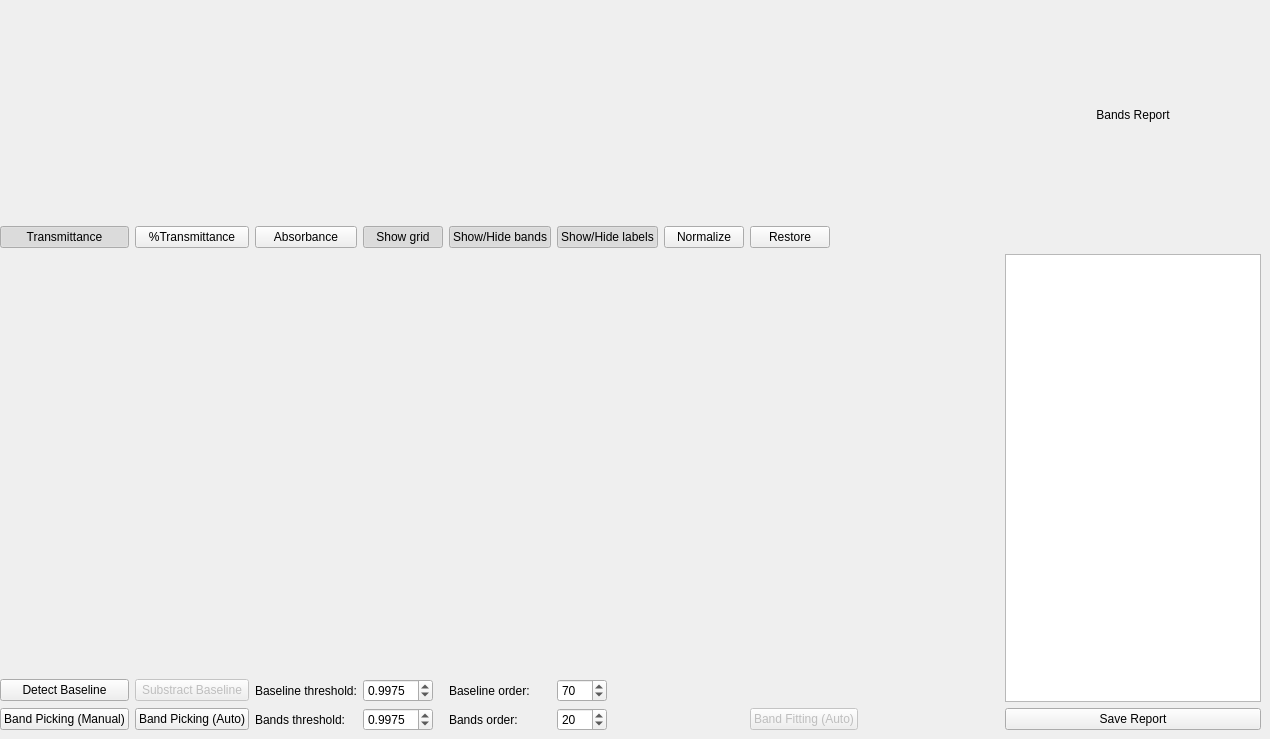
Qt form Views/uiIRPlotter.ui (samuelvp360/SVP360CalculationController) before a commit.
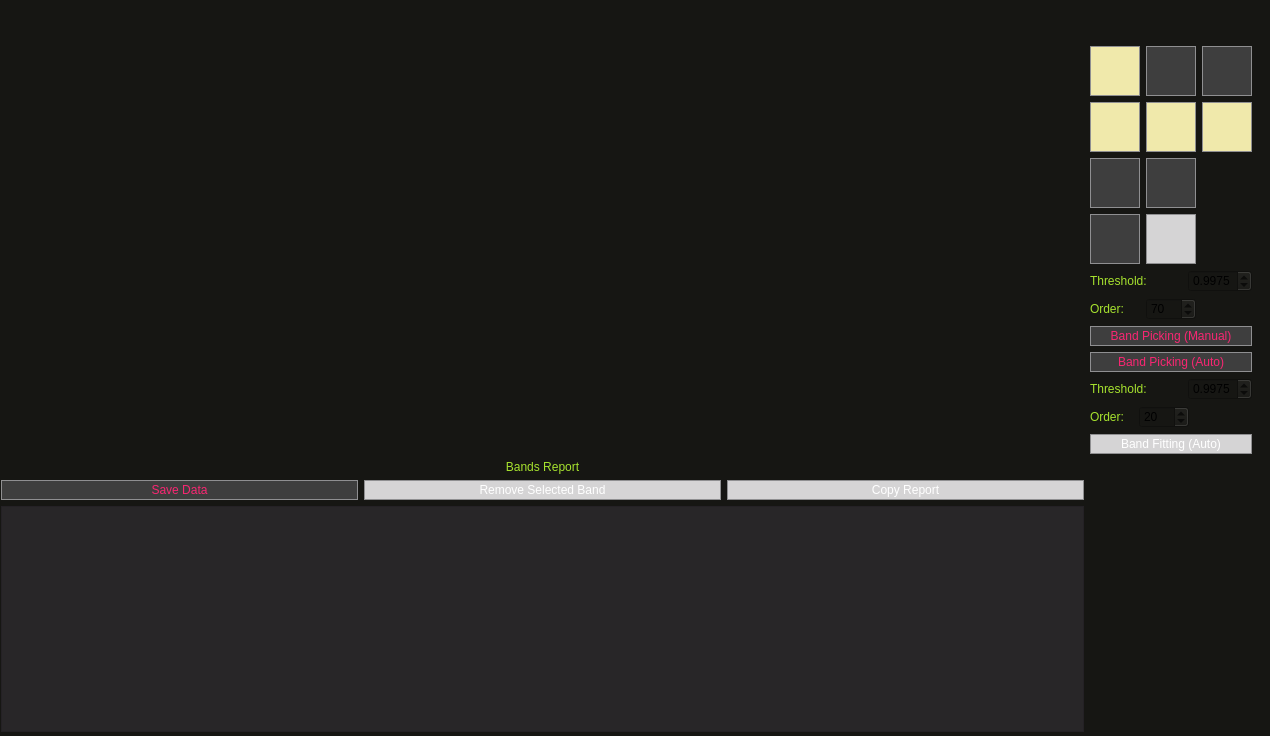
The same form after that commit.

```diff
--- a/Views/uiIRPlotter.ui
+++ b/Views/uiIRPlotter.ui
@@ -10,203 +10,263 @@
     <x>0</x>
     <y>0</y>
     <width>1270</width>
-    <height>739</height>
+    <height>736</height>
    </rect>
   </property>
   <property name="windowTitle">
    <string>IR Spectrum Processor</string>
   </property>
+  <property name="styleSheet">
+   <string notr="true">/*QMainWindow */
+QMainWindow {
+	background-color: #272822;
+}
+
+/*QWidget */
+QWidget {
+	background-color: #161613;
+}
+
+/*QMenu*/
+QMenu {
+	color: #ffffff;
+	margin: 2px;
+}
+QMenu::item {
+	background-color: #3e3e3e;
+}
+QMenu::item:selected {
+	background-color: rgba(255, 255, 255, 100);
+}
+QMenu::separator {
+	background-color: #ffffff;
+	height: 1px;
+	margin-left: 10px;
+	margin-right: 5px;
+}
+
+/*QMenuBar*/
+QMenuBar {
+	color: #ffffff;
+	spacing: 3px; /* spacing between menu bar items */
+	padding: 3px;
+}
+QMenuBar::item {
+	padding: 1px 4px;
+	background-color: #3e3e3e;
+}
+QMenuBar::item:hover {
+	background: rgba(255, 255, 255, 50);
+} 
+
+
+/*QToolBar*/
+QToolBar {
+	spacing: 3px;
+}
+
+/*QToolButton*/
+QToolButton {
+	color: #ffffff;
+	padding: 6px;
+}
+QToolButton:hover {
+	color: rgba(255, 255, 255, 50);
+}
+QToolButton:disabled {
+	background-color: #d5d4d5;
+	color: #ffffff;
+}
+
+/*QScrollArea */
+QScrollArea {
+	background-color: #3e3e3e
+}
+
+/*QLabel */
+QLabel {
+	color: #A6E22E;
+}
+
+ /*QGroupBox */
+QGroupBox {
+	margin-top: 2.5ex; /* leave space at the top for the title */
+}
+QGroupBox::title {
+	subcontrol-origin: margin;
+	subcontrol-position: top center; /* position at the top center */
+	color: #8f8f91;
+ }
+
+/*QPushButton*/
+QPushButton {
+	background-color: #3e3e3e;
+	color: #F92672;
+	border: 1px solid #8f8f91;
+	padding: 2px;
+}
+QPushButton:hover {
+	background-color: #E6DB74;
+	color: #F92672;
+}
+QPushButton:disabled {
+	background-color: #d5d4d5;
+	color: #ffffff;
+}
+QPushButton:checked {
+	background-color: #f0e9ab;
+	color: #F92672;
+}
+
+ /*QListView */
+QListView, QTableView {
+	color: #66D9EF;
+	background-color: rgba(45, 42, 46, 200);
+	alternate-background-color: #2d3336;
+	show-decoration-selected: 1; /* make the selection span the entire width of the view */
+}
+QListView::item:alternate, QTableView::item:alternate {
+	background-color: rgba(255, 255, 255, 30);
+}
+
+QListView::item:selected, QTableView::item:selected {
+	background: rgba(255, 255, 255, 50);
+}
+QListView::item:selected:!active, QTableView::item:selected:!active {
+	color: #fd971f;
+}
+QListView::item:selected:active, QTableView::item:selected:active {
+	color: #f92672;
+}
+QListView::item:hover, QTableView::item:hover {
+      background: rgba(255, 255, 255, 30);
+}
+
+ /*QLineEdit */
+QLineEdit {
+	background-color: rgba(255, 255, 255, 50);
+	padding: 3px;
+	color: #ffffff;
+}
+QLineEdit::focus {
+	border: 1px solid #8f8f91;
+}
+
+/*QScrollBar*/
+QScrollBar {
+	background: rgba(0, 0, 0, 0);
+	height: 10px;
+}
+QScrollBar::handle:active {
+	background: rgba(255, 255, 255, 50);
+}
+QScrollBar::handle:!active {
+	background: rgba(0, 0, 0, 0);
+}
+QScrollBar::handle:pressed {
+	background: rgba(255, 255, 255, 80);
+}
+QScrollBar::right-arrow, QScrollBar::left-arrow {
+      border: none;
+      background: none;
+      color: none;
+}
+QScrollBar::add-line {
+      border: none;
+      background: none;
+}
+QScrollBar::sub-line {
+      border: none;
+      background: none;
+}
+
+/*QStatusBar*/
+QStatusBar {
+	color: #8f8f91;
+	border-top: #8f8f91;
+}
+
+/*QToolTip*/
+QToolTip {
+	background-color: #000000;
+	color: #ffffff;
+	border: 1px solid #ffffff;
+	padding: 3px;
+}</string>
+  </property>
   <widget class="QWidget" name="layoutWidget">
    <property name="geometry">
     <rect>
-     <x>0</x>
-     <y>10</y>
-     <width>1261</width>
+     <x>1</x>
+     <y>11</y>
+     <width>1251</width>
      <height>721</height>
     </rect>
    </property>
-   <layout class="QGridLayout" name="gridLayout">
-    <item row="1" column="3">
-     <widget class="QPushButton" name="uiShowGridButton">
-      <property name="text">
-       <string>Show grid</string>
-      </property>
-      <property name="checkable">
-       <bool>true</bool>
-      </property>
-      <property name="checked">
-       <bool>true</bool>
-      </property>
-     </widget>
-    </item>
-    <item row="5" column="5">
-     <widget class="QSpinBox" name="uiOrderBandsSpinBox">
-      <property name="maximumSize">
+   <layout class="QGridLayout" name="gridLayout_4" rowminimumheight="35,0,0,0,0,0,0" columnminimumwidth="1050,0">
+    <item row="2" column="1">
+     <layout class="QGridLayout" name="gridLayout_2">
+      <item row="0" column="0">
+       <widget class="QPushButton" name="uiDetectBaselineButton">
+        <property name="sizePolicy">
+         <sizepolicy hsizetype="Fixed" vsizetype="Fixed">
+          <horstretch>0</horstretch>
+          <verstretch>0</verstretch>
+         </sizepolicy>
+        </property>
+        <property name="minimumSize">
        <size>
         <width>50</width>
-        <height>16777215</height>
-       </size>
-      </property>
-      <property name="minimum">
-       <number>1</number>
-      </property>
-      <property name="value">
-       <number>20</number>
-      </property>
-     </widget>
-    </item>
-    <item row="5" column="0">
-     <widget class="QPushButton" name="uiBandManualButton">
-      <property name="text">
-       <string>Band Picking (Manual)</string>
-      </property>
-      <property name="checkable">
-       <bool>true</bool>
-      </property>
-     </widget>
-    </item>
-    <item row="5" column="9">
-     <spacer name="horizontalSpacer_3">
-      <property name="orientation">
-       <enum>Qt::Horizontal</enum>
-      </property>
-      <property name="sizeHint" stdset="0">
-       <size>
-        <width>40</width>
-        <height>20</height>
-       </size>
-      </property>
-     </spacer>
-    </item>
-    <item row="0" column="10">
-     <widget class="QLabel" name="label_5">
-      <property name="text">
-       <string>Bands Report</string>
-      </property>
-      <property name="alignment">
-       <set>Qt::AlignCenter</set>
-      </property>
-     </widget>
-    </item>
-    <item row="5" column="4">
-     <widget class="QLabel" name="label_3">
+          <height>50</height>
+         </size>
+        </property>
       <property name="maximumSize">
        <size>
-        <width>90</width>
-        <height>16777215</height>
+          <width>50</width>
+          <height>50</height>
        </size>
       </property>
       <property name="text">
-       <string>Bands order:</string>
-      </property>
-     </widget>
-    </item>
-    <item row="5" column="2">
-     <widget class="QLabel" name="label_4">
-      <property name="maximumSize">
+         <string/>
+        </property>
+        <property name="iconSize">
        <size>
-        <width>120</width>
-        <height>16777215</height>
-       </size>
-      </property>
-      <property name="text">
-       <string>Bands threshold:</string>
-      </property>
-     </widget>
-    </item>
-    <item row="4" column="2">
-     <widget class="QLabel" name="label">
-      <property name="maximumSize">
-       <size>
-        <width>150</width>
-        <height>16777215</height>
-       </size>
-      </property>
-      <property name="text">
-       <string>Baseline threshold:</string>
-      </property>
-     </widget>
-    </item>
-    <item row="1" column="7">
-     <widget class="QPushButton" name="uiRestoreButton">
-      <property name="text">
-       <string>Restore</string>
-      </property>
-     </widget>
-    </item>
-    <item row="1" column="1">
-     <widget class="QPushButton" name="uiPercentTransButton">
-      <property name="maximumSize">
-       <size>
-        <width>150</width>
-        <height>16777215</height>
-       </size>
-      </property>
-      <property name="text">
-       <string>%Transmittance</string>
-      </property>
-      <property name="checkable">
-       <bool>true</bool>
-      </property>
-      <property name="checked">
-       <bool>false</bool>
-      </property>
-     </widget>
-    </item>
-    <item row="4" column="9">
-     <spacer name="horizontalSpacer_2">
-      <property name="orientation">
-       <enum>Qt::Horizontal</enum>
-      </property>
-      <property name="sizeHint" stdset="0">
-       <size>
-        <width>40</width>
-        <height>20</height>
-       </size>
-      </property>
-     </spacer>
-    </item>
-    <item row="1" column="5">
-     <widget class="QPushButton" name="uiShowLabelsButton">
-      <property name="text">
-       <string>Show/Hide labels</string>
-      </property>
-      <property name="checkable">
-       <bool>true</bool>
-      </property>
-      <property name="checked">
-       <bool>true</bool>
-      </property>
-     </widget>
-    </item>
-    <item row="4" column="1">
+          <width>45</width>
+          <height>45</height>
+         </size>
+        </property>
+       </widget>
+      </item>
+      <item row="0" column="1" colspan="2">
      <widget class="QPushButton" name="uiSubsBaselineButton">
       <property name="enabled">
        <bool>false</bool>
       </property>
+        <property name="minimumSize">
+         <size>
+          <width>50</width>
+          <height>50</height>
+         </size>
+        </property>
       <property name="maximumSize">
        <size>
-        <width>150</width>
-        <height>16777215</height>
+          <width>50</width>
+          <height>50</height>
        </size>
       </property>
       <property name="text">
-       <string>Substract Baseline</string>
-      </property>
-     </widget>
-    </item>
-    <item row="0" column="0" colspan="6">
-     <layout class="QVBoxLayout" name="uiToolbarLayout">
-      <property name="spacing">
-       <number>0</number>
-      </property>
-      <property name="sizeConstraint">
-       <enum>QLayout::SetFixedSize</enum>
-      </property>
-     </layout>
-    </item>
-    <item row="5" column="1">
-     <widget class="QPushButton" name="uiBandAutoButton">
+         <string/>
+        </property>
+        <property name="iconSize">
+         <size>
+          <width>45</width>
+          <height>45</height>
+         </size>
+        </property>
+       </widget>
+      </item>
+      <item row="1" column="0" colspan="2">
+       <widget class="QLabel" name="label">
       <property name="maximumSize">
        <size>
         <width>150</width>
@@ -214,26 +274,12 @@
        </size>
       </property>
       <property name="text">
-       <string>Band Picking (Auto)</string>
+         <string>Threshold:</string>
       </property>
      </widget>
     </item>
-    <item row="5" column="10">
-     <widget class="QPushButton" name="pushButton">
-      <property name="text">
-       <string>Save Report</string>
-      </property>
-     </widget>
-    </item>
-    <item row="2" column="0" rowspan="2" colspan="10">
-     <layout class="QVBoxLayout" name="uiSpectraLayout">
-      <property name="sizeConstraint">
-       <enum>QLayout::SetFixedSize</enum>
-      </property>
-     </layout>
-    </item>
-    <item row="5" column="3">
-     <widget class="QDoubleSpinBox" name="uiBandsThresholdSpinBox">
+      <item row="1" column="2">
+       <widget class="QDoubleSpinBox" name="uiBaseThresholdSpinBox">
       <property name="maximumSize">
        <size>
         <width>70</width>
@@ -254,20 +300,7 @@
       </property>
      </widget>
     </item>
-    <item row="1" column="2">
-     <widget class="QPushButton" name="uiAbsorbanceButton">
-      <property name="text">
-       <string>Absorbance</string>
-      </property>
-      <property name="checkable">
-       <bool>true</bool>
-      </property>
-      <property name="checked">
-       <bool>false</bool>
-      </property>
-     </widget>
-    </item>
-    <item row="4" column="4">
+      <item row="2" column="0">
      <widget class="QLabel" name="label_2">
       <property name="maximumSize">
        <size>
@@ -276,24 +309,11 @@
        </size>
       </property>
       <property name="text">
-       <string>Baseline order:</string>
+         <string>Order:</string>
       </property>
      </widget>
     </item>
-    <item row="1" column="4">
-     <widget class="QPushButton" name="uiShowBandsButton">
-      <property name="text">
-       <string>Show/Hide bands</string>
-      </property>
-      <property name="checkable">
-       <bool>true</bool>
-      </property>
-      <property name="checked">
-       <bool>true</bool>
-      </property>
-     </widget>
-    </item>
-    <item row="4" column="5">
+      <item row="2" column="1" colspan="2">
      <widget class="QSpinBox" name="uiOrderBaseSpinBox">
       <property name="maximumSize">
        <size>
@@ -309,37 +329,51 @@
       </property>
      </widget>
     </item>
-    <item row="2" column="10" rowspan="3">
+     </layout>
+    </item>
+    <item row="6" column="0">
      <widget class="QTableView" name="uiIRBandsTableView"/>
     </item>
-    <item row="4" column="0">
-     <widget class="QPushButton" name="uiDetectBaselineButton">
+    <item row="3" column="1">
+     <layout class="QGridLayout" name="gridLayout_3">
+      <item row="0" column="0" colspan="3">
+       <widget class="QPushButton" name="uiBandManualButton">
+        <property name="toolTip">
+         <string>Band Picking (manual)</string>
+        </property>
+        <property name="text">
+         <string>Band Picking (Manual)</string>
+        </property>
+        <property name="checkable">
+         <bool>true</bool>
+        </property>
+       </widget>
+      </item>
+      <item row="1" column="0" colspan="3">
+       <widget class="QPushButton" name="uiBandAutoButton">
+        <property name="toolTip">
+         <string>Band Picking (auto)</string>
+        </property>
+        <property name="text">
+         <string>Band Picking (Auto)</string>
+        </property>
+       </widget>
+      </item>
+      <item row="2" column="0" colspan="2">
+       <widget class="QLabel" name="label_4">
       <property name="maximumSize">
        <size>
-        <width>160</width>
+          <width>120</width>
         <height>16777215</height>
        </size>
       </property>
       <property name="text">
-       <string>Detect Baseline</string>
+         <string>Threshold:</string>
       </property>
      </widget>
     </item>
-    <item row="1" column="8" colspan="2">
-     <spacer name="horizontalSpacer">
-      <property name="orientation">
-       <enum>Qt::Horizontal</enum>
-      </property>
-      <property name="sizeHint" stdset="0">
-       <size>
-        <width>40</width>
-        <height>20</height>
-       </size>
-      </property>
-     </spacer>
-    </item>
-    <item row="4" column="3">
-     <widget class="QDoubleSpinBox" name="uiBaseThresholdSpinBox">
+      <item row="2" column="2">
+       <widget class="QDoubleSpinBox" name="uiBandsThresholdSpinBox">
       <property name="maximumSize">
        <size>
         <width>70</width>
@@ -360,20 +394,36 @@
       </property>
      </widget>
     </item>
-    <item row="1" column="0">
-     <widget class="QPushButton" name="uiTransButton">
+      <item row="3" column="0">
+       <widget class="QLabel" name="label_3">
+        <property name="maximumSize">
+         <size>
+          <width>90</width>
+          <height>16777215</height>
+         </size>
+        </property>
       <property name="text">
-       <string>Transmittance</string>
-      </property>
-      <property name="checkable">
-       <bool>true</bool>
-      </property>
-      <property name="checked">
-       <bool>true</bool>
-      </property>
-     </widget>
-    </item>
-    <item row="5" column="7" colspan="2">
+         <string>Order:</string>
+        </property>
+       </widget>
+      </item>
+      <item row="3" column="1" colspan="2">
+       <widget class="QSpinBox" name="uiOrderBandsSpinBox">
+        <property name="maximumSize">
+         <size>
+          <width>50</width>
+          <height>16777215</height>
+         </size>
+        </property>
+        <property name="minimum">
+         <number>1</number>
+        </property>
+        <property name="value">
+         <number>20</number>
+        </property>
+       </widget>
+      </item>
+      <item row="4" column="0" colspan="3">
      <widget class="QPushButton" name="uiBandFittingAutoButton">
       <property name="enabled">
        <bool>false</bool>
@@ -383,22 +433,342 @@
       </property>
      </widget>
     </item>
-    <item row="1" column="6">
+     </layout>
+    </item>
+    <item row="1" column="1">
+     <layout class="QGridLayout" name="gridLayout">
+      <item row="0" column="0">
+       <widget class="QPushButton" name="uiTransButton">
+        <property name="sizePolicy">
+         <sizepolicy hsizetype="Fixed" vsizetype="Fixed">
+          <horstretch>50</horstretch>
+          <verstretch>50</verstretch>
+         </sizepolicy>
+        </property>
+        <property name="minimumSize">
+         <size>
+          <width>50</width>
+          <height>50</height>
+         </size>
+        </property>
+        <property name="toolTip">
+         <string>Transmittance</string>
+        </property>
+        <property name="text">
+         <string/>
+        </property>
+        <property name="iconSize">
+         <size>
+          <width>45</width>
+          <height>45</height>
+         </size>
+        </property>
+        <property name="checkable">
+         <bool>true</bool>
+        </property>
+        <property name="checked">
+         <bool>true</bool>
+        </property>
+       </widget>
+      </item>
+      <item row="0" column="1">
+       <widget class="QPushButton" name="uiPercentTransButton">
+        <property name="sizePolicy">
+         <sizepolicy hsizetype="Fixed" vsizetype="Fixed">
+          <horstretch>0</horstretch>
+          <verstretch>0</verstretch>
+         </sizepolicy>
+        </property>
+        <property name="minimumSize">
+         <size>
+          <width>50</width>
+          <height>50</height>
+         </size>
+        </property>
+        <property name="maximumSize">
+         <size>
+          <width>50</width>
+          <height>50</height>
+         </size>
+        </property>
+        <property name="toolTip">
+         <string>Percent Transmittance</string>
+        </property>
+        <property name="text">
+         <string/>
+        </property>
+        <property name="iconSize">
+         <size>
+          <width>45</width>
+          <height>45</height>
+         </size>
+        </property>
+        <property name="checkable">
+         <bool>true</bool>
+        </property>
+        <property name="checked">
+         <bool>false</bool>
+        </property>
+       </widget>
+      </item>
+      <item row="0" column="2">
+       <widget class="QPushButton" name="uiAbsorbanceButton">
+        <property name="minimumSize">
+         <size>
+          <width>50</width>
+          <height>50</height>
+         </size>
+        </property>
+        <property name="maximumSize">
+         <size>
+          <width>50</width>
+          <height>50</height>
+         </size>
+        </property>
+        <property name="toolTip">
+         <string>Absorbance</string>
+        </property>
+        <property name="text">
+         <string/>
+        </property>
+        <property name="iconSize">
+         <size>
+          <width>45</width>
+          <height>45</height>
+         </size>
+        </property>
+        <property name="checkable">
+         <bool>true</bool>
+        </property>
+        <property name="checked">
+         <bool>false</bool>
+        </property>
+       </widget>
+      </item>
+      <item row="1" column="0">
+       <widget class="QPushButton" name="uiShowGridButton">
+        <property name="minimumSize">
+         <size>
+          <width>50</width>
+          <height>50</height>
+         </size>
+        </property>
+        <property name="maximumSize">
+         <size>
+          <width>50</width>
+          <height>50</height>
+         </size>
+        </property>
+        <property name="toolTip">
+         <string>Grid</string>
+        </property>
+        <property name="text">
+         <string/>
+        </property>
+        <property name="iconSize">
+         <size>
+          <width>45</width>
+          <height>45</height>
+         </size>
+        </property>
+        <property name="checkable">
+         <bool>true</bool>
+        </property>
+        <property name="checked">
+         <bool>true</bool>
+        </property>
+       </widget>
+      </item>
+      <item row="1" column="1">
+       <widget class="QPushButton" name="uiShowBandsButton">
+        <property name="minimumSize">
+         <size>
+          <width>50</width>
+          <height>50</height>
+         </size>
+        </property>
+        <property name="maximumSize">
+         <size>
+          <width>50</width>
+          <height>50</height>
+         </size>
+        </property>
+        <property name="toolTip">
+         <string>Show/Hide Bands</string>
+        </property>
+        <property name="text">
+         <string/>
+        </property>
+        <property name="iconSize">
+         <size>
+          <width>45</width>
+          <height>45</height>
+         </size>
+        </property>
+        <property name="checkable">
+         <bool>true</bool>
+        </property>
+        <property name="checked">
+         <bool>true</bool>
+        </property>
+       </widget>
+      </item>
+      <item row="1" column="2">
+       <widget class="QPushButton" name="uiShowLabelsButton">
+        <property name="minimumSize">
+         <size>
+          <width>50</width>
+          <height>50</height>
+         </size>
+        </property>
+        <property name="maximumSize">
+         <size>
+          <width>50</width>
+          <height>50</height>
+         </size>
+        </property>
+        <property name="toolTip">
+         <string>Show/Hide Labels</string>
+        </property>
+        <property name="text">
+         <string/>
+        </property>
+        <property name="iconSize">
+         <size>
+          <width>45</width>
+          <height>45</height>
+         </size>
+        </property>
+        <property name="checkable">
+         <bool>true</bool>
+        </property>
+        <property name="checked">
+         <bool>true</bool>
+        </property>
+       </widget>
+      </item>
+      <item row="2" column="0">
      <widget class="QPushButton" name="uiNormalizeButton">
+        <property name="minimumSize">
+         <size>
+          <width>50</width>
+          <height>50</height>
+         </size>
+        </property>
       <property name="maximumSize">
        <size>
-        <width>80</width>
-        <height>16777215</height>
-       </size>
-      </property>
-      <property name="text">
+          <width>50</width>
+          <height>50</height>
+         </size>
+        </property>
+        <property name="toolTip">
        <string>Normalize</string>
       </property>
+        <property name="text">
+         <string/>
+        </property>
+        <property name="iconSize">
+         <size>
+          <width>45</width>
+          <height>45</height>
+         </size>
+        </property>
       <property name="checkable">
        <bool>true</bool>
       </property>
       <property name="checked">
        <bool>false</bool>
+        </property>
+       </widget>
+      </item>
+      <item row="2" column="1">
+       <widget class="QPushButton" name="uiRestoreButton">
+        <property name="minimumSize">
+         <size>
+          <width>50</width>
+          <height>50</height>
+         </size>
+        </property>
+        <property name="maximumSize">
+         <size>
+          <width>50</width>
+          <height>50</height>
+         </size>
+        </property>
+        <property name="toolTip">
+         <string>Restore</string>
+        </property>
+        <property name="text">
+         <string/>
+        </property>
+        <property name="iconSize">
+         <size>
+          <width>45</width>
+          <height>45</height>
+         </size>
+        </property>
+       </widget>
+      </item>
+     </layout>
+    </item>
+    <item row="0" column="0">
+     <layout class="QVBoxLayout" name="uiToolbarLayout">
+      <property name="spacing">
+       <number>0</number>
+      </property>
+      <property name="sizeConstraint">
+       <enum>QLayout::SetFixedSize</enum>
+      </property>
+     </layout>
+    </item>
+    <item row="5" column="0">
+     <layout class="QHBoxLayout" name="horizontalLayout_4">
+      <item>
+       <widget class="QPushButton" name="uiSaveDataButton">
+        <property name="text">
+         <string>Save Data</string>
+        </property>
+       </widget>
+      </item>
+      <item>
+       <widget class="QPushButton" name="uiRemoveBandButton">
+        <property name="enabled">
+         <bool>false</bool>
+        </property>
+        <property name="text">
+         <string>Remove Selected Band</string>
+        </property>
+       </widget>
+      </item>
+      <item>
+       <widget class="QPushButton" name="uiCopyReportButton">
+        <property name="enabled">
+         <bool>false</bool>
+        </property>
+        <property name="text">
+         <string>Copy Report</string>
+        </property>
+       </widget>
+      </item>
+     </layout>
+    </item>
+    <item row="1" column="0" rowspan="3">
+     <layout class="QVBoxLayout" name="uiSpectraLayout">
+      <property name="spacing">
+       <number>0</number>
+      </property>
+      <property name="sizeConstraint">
+       <enum>QLayout::SetMaximumSize</enum>
+      </property>
+     </layout>
+    </item>
+    <item row="4" column="0">
+     <widget class="QLabel" name="label_5">
+      <property name="text">
+       <string>Bands Report</string>
+      </property>
+      <property name="alignment">
+       <set>Qt::AlignCenter</set>
       </property>
      </widget>
     </item>
```
Left out of the diff: 3 changed lines with no effect on the pictures. Lines whose indentation alone changed are shown as unchanged.
